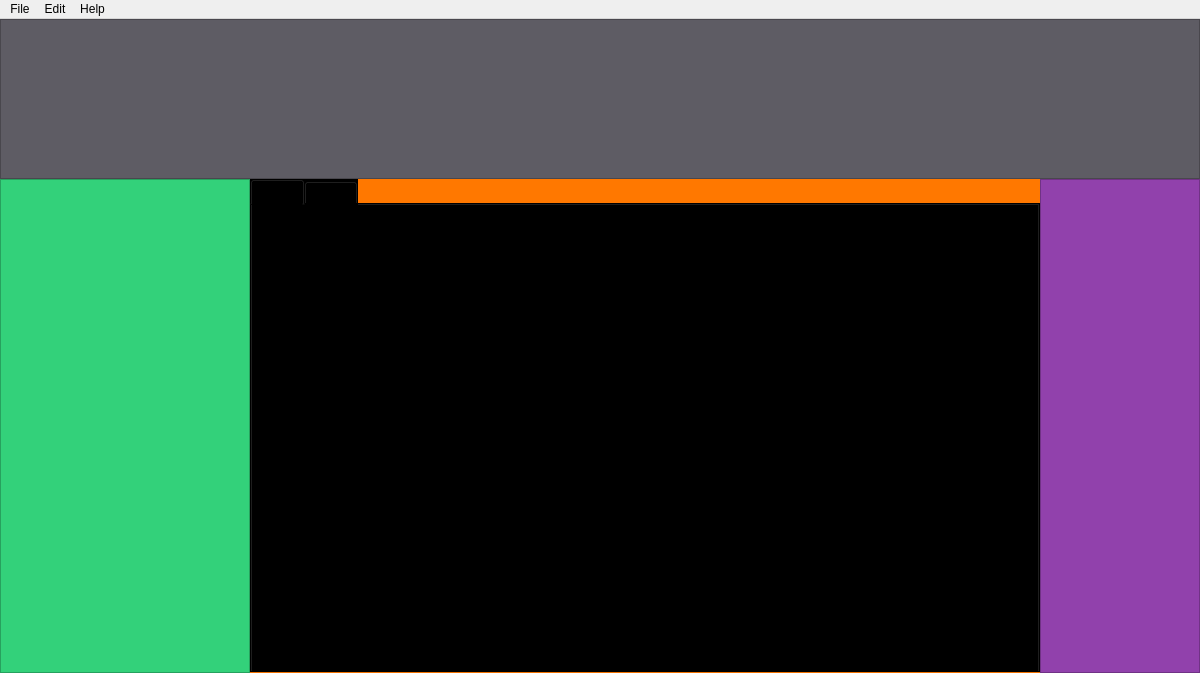
First picture: the form in form.ui, repository Meliani-Mehdi/Graphite_QT, before the edit.
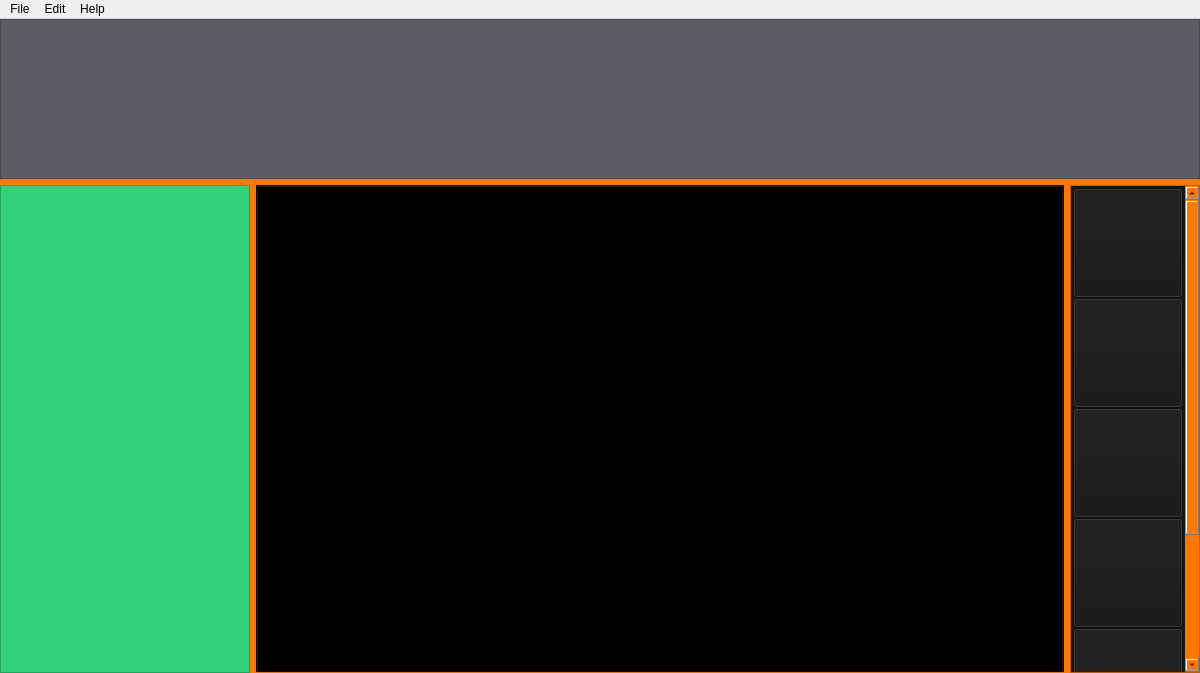
Second picture: the form after the edit. Icons and pictures are not drawn.

```diff
--- a/form.ui
+++ b/form.ui
@@ -46,9 +46,6 @@
     <property name="bottomMargin">
      <number>0</number>
     </property>
-    <property name="spacing">
-     <number>0</number>
-    </property>
     <item row="0" column="0">
      <layout class="QVBoxLayout" name="verticalLayout" stretch="0,0">
       <item>
@@ -110,64 +107,247 @@
             <property name="styleSheet">
              <string notr="true">background-color: rgb(0, 0, 0);</string>
             </property>
-            <widget class="QWidget" name="tab_3">
-             <attribute name="title">
-              <string>Tab 1</string>
-             </attribute>
-            </widget>
-            <widget class="QWidget" name="tab_4">
-             <attribute name="title">
-              <string>Tab 2</string>
-             </attribute>
-            </widget>
-           </widget>
-          </item>
-          <item>
-           <widget class="QScrollArea" name="scrollArea">
-            <property name="minimumSize">
-             <size>
-              <width>160</width>
-              <height>0</height>
-             </size>
+            <property name="currentIndex">
+             <number>-1</number>
             </property>
-            <property name="maximumSize">
-             <size>
-              <width>160</width>
-              <height>16777215</height>
-             </size>
-            </property>
-            <property name="styleSheet">
-             <string notr="true">background-color: rgb(145, 65, 172);</string>
-            </property>
-            <property name="widgetResizable">
+            <property name="tabsClosable">
              <bool>true</bool>
             </property>
-            <widget class="QWidget" name="scrollAreaWidgetContents">
-             <property name="geometry">
-              <rect>
-               <x>0</x>
-               <y>0</y>
-               <width>150</width>
-               <height>468</height>
-              </rect>
-             </property>
-             <property name="minimumSize">
-              <size>
-               <width>150</width>
-               <height>0</height>
-              </size>
-             </property>
-             <property name="maximumSize">
-              <size>
-               <width>150</width>
-               <height>16777215</height>
-              </size>
-             </property>
-            </widget>
            </widget>
           </item>
          </layout>
         </item>
+        <item>
+         <widget class="QScrollArea" name="graphTypes">
+          <property name="minimumSize">
+           <size>
+            <width>130</width>
+            <height>0</height>
+           </size>
+          </property>
+          <property name="maximumSize">
+           <size>
+            <width>130</width>
+            <height>16777215</height>
+           </size>
+          </property>
+          <property name="widgetResizable">
+           <bool>true</bool>
+          </property>
+          <widget class="QWidget" name="typeButtons">
+           <property name="geometry">
+            <rect>
+             <x>0</x>
+             <y>-194</y>
+             <width>114</width>
+             <height>664</height>
+            </rect>
+           </property>
+           <property name="styleSheet">
+            <string notr="true">
+background-color: rgb(23, 23, 23);</string>
+           </property>
+           <layout class="QVBoxLayout" name="verticalLayout_3">
+            <property name="spacing">
+             <number>0</number>
+            </property>
+            <property name="leftMargin">
+             <number>2</number>
+            </property>
+            <property name="topMargin">
+             <number>2</number>
+            </property>
+            <property name="rightMargin">
+             <number>2</number>
+            </property>
+            <property name="bottomMargin">
+             <number>2</number>
+            </property>
+            <item>
+             <widget class="QPushButton" name="plot">
+              <property name="minimumSize">
+               <size>
+                <width>110</width>
+                <height>110</height>
+               </size>
+              </property>
+              <property name="maximumSize">
+               <size>
+                <width>110</width>
+                <height>110</height>
+               </size>
+              </property>
+              <property name="text">
+               <string/>
+              </property>
+              <property name="icon">
+               <iconset>
+                <normaloff>assets/plot.png</normaloff>assets/plot.png</iconset>
+              </property>
+              <property name="iconSize">
+               <size>
+                <width>120</width>
+                <height>120</height>
+               </size>
+              </property>
+             </widget>
+            </item>
+            <item>
+             <widget class="QPushButton" name="histogram">
+              <property name="minimumSize">
+               <size>
+                <width>110</width>
+                <height>110</height>
+               </size>
+              </property>
+              <property name="maximumSize">
+               <size>
+                <width>110</width>
+                <height>110</height>
+               </size>
+              </property>
+              <property name="text">
+               <string/>
+              </property>
+              <property name="icon">
+               <iconset>
+                <normaloff>assets/Bar-Chart.png</normaloff>assets/Bar-Chart.png</iconset>
+              </property>
+              <property name="iconSize">
+               <size>
+                <width>100</width>
+                <height>100</height>
+               </size>
+              </property>
+             </widget>
+            </item>
+            <item alignment="Qt::AlignTop">
+             <widget class="QPushButton" name="piechart">
+              <property name="minimumSize">
+               <size>
+                <width>110</width>
+                <height>110</height>
+               </size>
+              </property>
+              <property name="maximumSize">
+               <size>
+                <width>110</width>
+                <height>110</height>
+               </size>
+              </property>
+              <property name="text">
+               <string/>
+              </property>
+              <property name="icon">
+               <iconset>
+                <normaloff>assets/Pie-Chart.png</normaloff>assets/Pie-Chart.png</iconset>
+              </property>
+              <property name="iconSize">
+               <size>
+                <width>110</width>
+                <height>110</height>
+               </size>
+              </property>
+             </widget>
+            </item>
+            <item alignment="Qt::AlignTop">
+             <widget class="QPushButton" name="pushButton_4">
+              <property name="minimumSize">
+               <size>
+                <width>110</width>
+                <height>110</height>
+               </size>
+              </property>
+              <property name="maximumSize">
+               <size>
+                <width>110</width>
+                <height>110</height>
+               </size>
+              </property>
+              <property name="text">
+               <string/>
+              </property>
+              <property name="iconSize">
+               <size>
+                <width>100</width>
+                <height>100</height>
+               </size>
+              </property>
+             </widget>
+            </item>
+            <item alignment="Qt::AlignTop">
+             <widget class="QPushButton" name="pushButton_6">
+              <property name="minimumSize">
+               <size>
+                <width>110</width>
+                <height>110</height>
+               </size>
+              </property>
+              <property name="maximumSize">
+               <size>
+                <width>110</width>
+                <height>110</height>
+               </size>
+              </property>
+              <property name="text">
+               <string/>
+              </property>
+              <property name="iconSize">
+               <size>
+                <width>100</width>
+                <height>100</height>
+               </size>
+              </property>
+             </widget>
+            </item>
+            <item alignment="Qt::AlignTop">
+             <widget class="QPushButton" name="pushButton_5">
+              <property name="minimumSize">
+               <size>
+                <width>110</width>
+                <height>110</height>
+               </size>
+              </property>
+              <property name="maximumSize">
+               <size>
+                <width>110</width>
+                <height>110</height>
+               </size>
+              </property>
+              <property name="text">
+               <string/>
+              </property>
+              <property name="iconSize">
+               <size>
+                <width>100</width>
+                <height>100</height>
+               </size>
+              </property>
+             </widget>
+            </item>
+            <item>
+             <spacer name="verticalSpacer">
+              <property name="orientation">
+               <enum>Qt::Vertical</enum>
+              </property>
+              <property name="sizeHint" stdset="0">
+               <size>
+                <width>20</width>
+                <height>40</height>
+               </size>
+              </property>
+             </spacer>
+            </item>
+           </layout>
+           <zorder>plot</zorder>
+           <zorder>histogram</zorder>
+           <zorder>piechart</zorder>
+           <zorder>pushButton_6</zorder>
+           <zorder>pushButton_5</zorder>
+           <zorder>pushButton_4</zorder>
+          </widget>
+         </widget>
+        </item>
        </layout>
       </item>
      </layout>
```
Left out of the diff: 56 changed lines with no effect on the pictures.
